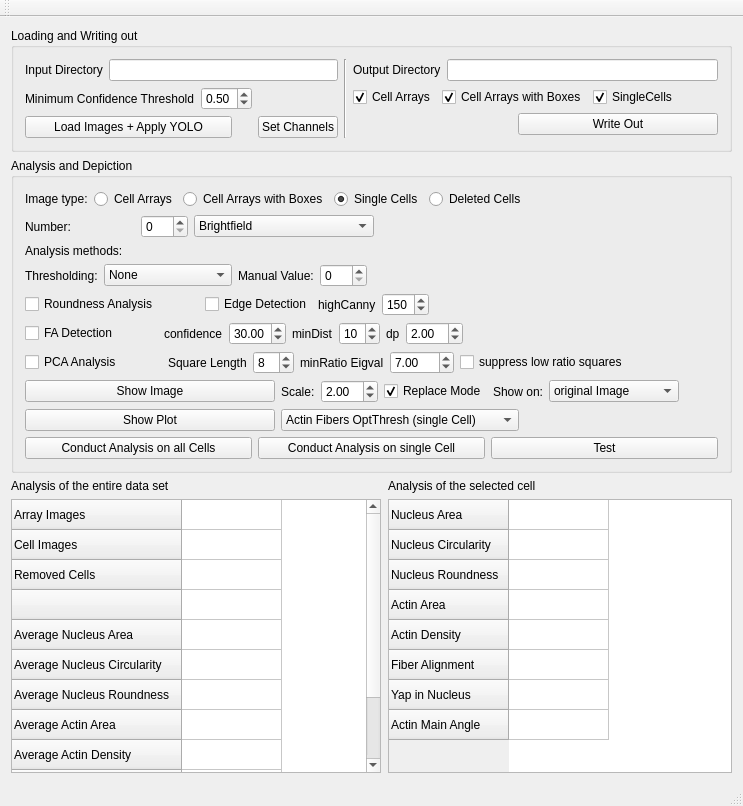
First picture: the form in CellForceAnalyzer/src/WindowMain.ui, repository Kinbischi/CellForceAnalyzer, before the edit.
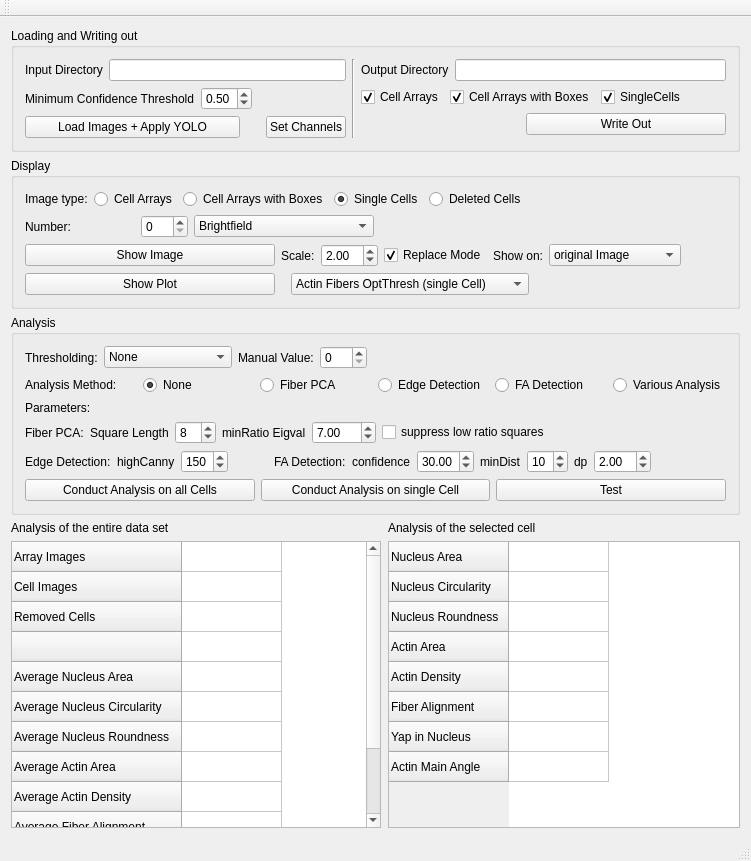
Second picture: the form after the edit.

The edit to the form file:
```diff
--- a/CellForceAnalyzer/src/WindowMain.ui
+++ b/CellForceAnalyzer/src/WindowMain.ui
@@ -6,8 +6,8 @@
    <rect>
     <x>0</x>
     <y>0</y>
-    <width>743</width>
-    <height>806</height>
+    <width>751</width>
+    <height>861</height>
    </rect>
   </property>
   <property name="sizePolicy">
@@ -22,8 +22,6 @@
   <widget class="QWidget" name="centralWidget">
    <layout class="QVBoxLayout" name="verticalLayout">
     <item>
-     <layout class="QHBoxLayout" name="horizontalLayout_8">
-      <item>
        <widget class="QGroupBox" name="groupBox">
         <property name="title">
          <string>Loading and Writing out</string>
@@ -250,8 +248,6 @@
         </layout>
        </widget>
       </item>
-     </layout>
-    </item>
     <item>
      <widget class="QGroupBox" name="groupBox_2">
       <property name="sizePolicy">
@@ -261,15 +257,10 @@
        </sizepolicy>
       </property>
       <property name="title">
-       <string>Analysis and Depiction</string>
+       <string>Display</string>
       </property>
       <layout class="QVBoxLayout" name="verticalLayout_6">
        <item>
-        <layout class="QVBoxLayout" name="verticalLayout_3">
-         <property name="sizeConstraint">
-          <enum>QLayout::SetDefaultConstraint</enum>
-         </property>
-         <item>
           <layout class="QHBoxLayout" name="horizontalLayout_7">
            <item>
             <widget class="QLabel" name="label_14">
@@ -426,12 +417,221 @@
           </layout>
          </item>
          <item>
-          <widget class="QLabel" name="label_12">
+        <layout class="QHBoxLayout" name="horizontalLayout_12">
+         <item>
+          <widget class="QPushButton" name="pushButton_showImage">
+           <property name="minimumSize">
+            <size>
+             <width>250</width>
+             <height>0</height>
+            </size>
+           </property>
            <property name="text">
-            <string>Analysis methods:</string>
+            <string>Show Image</string>
            </property>
           </widget>
          </item>
+         <item>
+          <widget class="QLabel" name="label_6">
+           <property name="text">
+            <string>Scale:</string>
+           </property>
+          </widget>
+         </item>
+         <item>
+          <widget class="QDoubleSpinBox" name="doubleSpinBox_scale">
+           <property name="minimum">
+            <double>-1.000000000000000</double>
+           </property>
+           <property name="maximum">
+            <double>10.000000000000000</double>
+           </property>
+           <property name="value">
+            <double>2.000000000000000</double>
+           </property>
+          </widget>
+         </item>
+         <item>
+          <widget class="QCheckBox" name="checkBox_replace">
+           <property name="text">
+            <string>Replace Mode</string>
+           </property>
+           <property name="checked">
+            <bool>true</bool>
+           </property>
+          </widget>
+         </item>
+         <item>
+          <widget class="QLabel" name="label_15">
+           <property name="text">
+            <string>Show on:</string>
+           </property>
+          </widget>
+         </item>
+         <item>
+          <widget class="QComboBox" name="comboBox_display">
+           <property name="minimumSize">
+            <size>
+             <width>130</width>
+             <height>0</height>
+            </size>
+           </property>
+           <item>
+            <property name="text">
+             <string>original Image</string>
+            </property>
+           </item>
+           <item>
+            <property name="text">
+             <string>thresholded Image</string>
+            </property>
+           </item>
+          </widget>
+         </item>
+         <item>
+          <spacer name="horizontalSpacer_8">
+           <property name="orientation">
+            <enum>Qt::Horizontal</enum>
+           </property>
+           <property name="sizeHint" stdset="0">
+            <size>
+             <width>40</width>
+             <height>20</height>
+            </size>
+           </property>
+          </spacer>
+         </item>
+        </layout>
+       </item>
+       <item>
+        <layout class="QHBoxLayout" name="horizontalLayout_14">
+         <property name="bottomMargin">
+          <number>0</number>
+         </property>
+         <item>
+          <widget class="QPushButton" name="pushButton_showPlot">
+           <property name="minimumSize">
+            <size>
+             <width>250</width>
+             <height>0</height>
+            </size>
+           </property>
+           <property name="text">
+            <string>Show Plot</string>
+           </property>
+          </widget>
+         </item>
+         <item>
+          <spacer name="horizontalSpacer_4">
+           <property name="orientation">
+            <enum>Qt::Horizontal</enum>
+           </property>
+           <property name="sizeType">
+            <enum>QSizePolicy::Fixed</enum>
+           </property>
+           <property name="sizeHint" stdset="0">
+            <size>
+             <width>10</width>
+             <height>20</height>
+            </size>
+           </property>
+          </spacer>
+         </item>
+         <item>
+          <widget class="QComboBox" name="comboBox_showPlot">
+           <property name="minimumSize">
+            <size>
+             <width>160</width>
+             <height>0</height>
+            </size>
+           </property>
+           <item>
+            <property name="text">
+             <string>Actin Fibers OptThresh (single Cell)</string>
+            </property>
+           </item>
+           <item>
+            <property name="text">
+             <string>Actin Fibers Intensity (single Cell)</string>
+            </property>
+           </item>
+           <item>
+            <property name="text">
+             <string>Actin Fibers BothMethods (single Cell)</string>
+            </property>
+           </item>
+           <item>
+            <property name="text">
+             <string>Nucleus Area</string>
+            </property>
+           </item>
+           <item>
+            <property name="text">
+             <string>Nucleus Circularity</string>
+            </property>
+           </item>
+           <item>
+            <property name="text">
+             <string>Nucleus Roundness</string>
+            </property>
+           </item>
+           <item>
+            <property name="text">
+             <string>Actin Area</string>
+            </property>
+           </item>
+           <item>
+            <property name="text">
+             <string>Actin Density</string>
+            </property>
+           </item>
+           <item>
+            <property name="text">
+             <string>Actin Max Spread Distance</string>
+            </property>
+           </item>
+           <item>
+            <property name="text">
+             <string>Actin Main Angle</string>
+            </property>
+           </item>
+           <item>
+            <property name="text">
+             <string>Yap in Nucleus</string>
+            </property>
+           </item>
+          </widget>
+         </item>
+         <item>
+          <spacer name="horizontalSpacer_12">
+           <property name="orientation">
+            <enum>Qt::Horizontal</enum>
+           </property>
+           <property name="sizeHint" stdset="0">
+            <size>
+             <width>40</width>
+             <height>20</height>
+            </size>
+           </property>
+          </spacer>
+         </item>
+        </layout>
+       </item>
+      </layout>
+     </widget>
+    </item>
+    <item>
+     <widget class="QGroupBox" name="groupBox_3">
+      <property name="sizePolicy">
+       <sizepolicy hsizetype="MinimumExpanding" vsizetype="Preferred">
+        <horstretch>0</horstretch>
+        <verstretch>0</verstretch>
+       </sizepolicy>
+      </property>
+      <property name="title">
+       <string>Analysis</string>
+      </property>
+      <layout class="QVBoxLayout" name="verticalLayout_4">
          <item>
           <layout class="QHBoxLayout" name="horizontalLayout_16">
            <property name="topMargin">
@@ -498,38 +698,142 @@
           </layout>
          </item>
          <item>
-          <layout class="QHBoxLayout" name="horizontalLayout_15">
+        <layout class="QHBoxLayout" name="horizontalLayout_18">
            <item>
-            <widget class="QCheckBox" name="checkBox_roundnessAnalysis">
+          <widget class="QLabel" name="label_11">
              <property name="text">
-              <string>Roundness Analysis</string>
+            <string>Analysis Method:</string>
              </property>
             </widget>
            </item>
            <item>
-            <spacer name="horizontalSpacer_15">
-             <property name="orientation">
-              <enum>Qt::Horizontal</enum>
-             </property>
-             <property name="sizeType">
-              <enum>QSizePolicy::Fixed</enum>
-             </property>
-             <property name="sizeHint" stdset="0">
-              <size>
-               <width>40</width>
-               <height>20</height>
-              </size>
-             </property>
-            </spacer>
+          <widget class="QRadioButton" name="radioButton_None">
+           <property name="text">
+            <string>None</string>
+           </property>
+           <property name="checked">
+            <bool>true</bool>
+           </property>
+          </widget>
+         </item>
+         <item>
+          <widget class="QRadioButton" name="radioButton_fiberPCA">
+           <property name="text">
+            <string>Fiber PCA</string>
+           </property>
+           <property name="checked">
+            <bool>false</bool>
+           </property>
+          </widget>
            </item>
            <item>
-            <widget class="QCheckBox" name="checkBox_edgeDetection">
+          <widget class="QRadioButton" name="radioButton_edgeDetection">
              <property name="text">
               <string>Edge Detection</string>
              </property>
             </widget>
            </item>
            <item>
+          <widget class="QRadioButton" name="radioButton_FAdetection">
+           <property name="text">
+            <string>FA Detection</string>
+           </property>
+          </widget>
+         </item>
+         <item>
+          <widget class="QRadioButton" name="radioButton_variousAnalysis">
+           <property name="text">
+            <string>Various Analysis</string>
+           </property>
+           <property name="checked">
+            <bool>false</bool>
+           </property>
+          </widget>
+         </item>
+        </layout>
+       </item>
+       <item>
+        <widget class="QLabel" name="label_20">
+         <property name="text">
+          <string>Parameters:</string>
+         </property>
+        </widget>
+       </item>
+       <item>
+        <layout class="QHBoxLayout" name="horizontalLayout_5">
+         <item>
+          <widget class="QLabel" name="label_23">
+           <property name="text">
+            <string>Fiber PCA:</string>
+           </property>
+          </widget>
+         </item>
+         <item>
+          <widget class="QLabel" name="label_4">
+           <property name="text">
+            <string>Square Length</string>
+           </property>
+          </widget>
+         </item>
+         <item>
+          <widget class="QSpinBox" name="spinBox_squareLengthPCA">
+           <property name="value">
+            <number>8</number>
+           </property>
+          </widget>
+         </item>
+         <item>
+          <widget class="QLabel" name="label_9">
+           <property name="text">
+            <string>minRatio Eigval</string>
+           </property>
+          </widget>
+         </item>
+         <item>
+          <widget class="QDoubleSpinBox" name="doubleSpinBox_minEigValRatioPCA">
+           <property name="maximum">
+            <double>999.990000000000009</double>
+           </property>
+           <property name="singleStep">
+            <double>0.100000000000000</double>
+           </property>
+           <property name="value">
+            <double>7.000000000000000</double>
+           </property>
+          </widget>
+         </item>
+         <item>
+          <widget class="QCheckBox" name="checkBox_suppressLowEigValRatioSquares">
+           <property name="text">
+            <string>suppress low ratio squares</string>
+           </property>
+          </widget>
+         </item>
+         <item>
+          <spacer name="horizontalSpacer_2">
+           <property name="orientation">
+            <enum>Qt::Horizontal</enum>
+           </property>
+           <property name="sizeHint" stdset="0">
+            <size>
+             <width>40</width>
+             <height>20</height>
+            </size>
+           </property>
+          </spacer>
+         </item>
+        </layout>
+       </item>
+       <item>
+        <layout class="QHBoxLayout" name="horizontalLayout_10">
+         <item>
+          <widget class="QLabel" name="label_21">
+           <property name="text">
+            <string>Edge Detection:</string>
+           </property>
+          </widget>
+         </item>
+         <item>
             <widget class="QLabel" name="label_18">
              <property name="text">
               <string>highCanny</string>
@@ -547,30 +851,6 @@
             </widget>
            </item>
            <item>
-            <spacer name="horizontalSpacer_4">
-             <property name="orientation">
-              <enum>Qt::Horizontal</enum>
-             </property>
-             <property name="sizeHint" stdset="0">
-              <size>
-               <width>40</width>
-               <height>20</height>
-              </size>
-             </property>
-            </spacer>
-           </item>
-          </layout>
-         </item>
-         <item>
-          <layout class="QHBoxLayout" name="horizontalLayout_10">
-           <item>
-            <widget class="QCheckBox" name="checkBox_FAdetection">
-             <property name="text">
-              <string>FA Detection</string>
-             </property>
-            </widget>
-           </item>
-           <item>
             <spacer name="horizontalSpacer_11">
              <property name="orientation">
               <enum>Qt::Horizontal</enum>
@@ -586,6 +866,13 @@
              </property>
             </spacer>
            </item>
+         <item>
+          <widget class="QLabel" name="label_22">
+           <property name="text">
+            <string>FA Detection:</string>
+           </property>
+          </widget>
+         </item>
            <item>
             <widget class="QLabel" name="label_19">
              <property name="text">
@@ -643,272 +930,6 @@
            </item>
           </layout>
          </item>
-         <item>
-          <layout class="QHBoxLayout" name="horizontalLayout_5">
-           <item>
-            <widget class="QCheckBox" name="checkBox_pcaAnalysis">
-             <property name="text">
-              <string>PCA Analysis</string>
-             </property>
-            </widget>
-           </item>
-           <item>
-            <spacer name="horizontalSpacer_14">
-             <property name="orientation">
-              <enum>Qt::Horizontal</enum>
-             </property>
-             <property name="sizeType">
-              <enum>QSizePolicy::Fixed</enum>
-             </property>
-             <property name="sizeHint" stdset="0">
-              <size>
-               <width>40</width>
-               <height>20</height>
-              </size>
-             </property>
-            </spacer>
-           </item>
-           <item>
-            <widget class="QLabel" name="label_4">
-             <property name="text">
-              <string>Square Length</string>
-             </property>
-            </widget>
-           </item>
-           <item>
-            <widget class="QSpinBox" name="spinBox_squareLengthPCA">
-             <property name="value">
-              <number>8</number>
-             </property>
-            </widget>
-           </item>
-           <item>
-            <widget class="QLabel" name="label_9">
-             <property name="text">
-              <string>minRatio Eigval</string>
-             </property>
-            </widget>
-           </item>
-           <item>
-            <widget class="QDoubleSpinBox" name="doubleSpinBox_minEigValRatioPCA">
-             <property name="maximum">
-              <double>999.990000000000009</double>
-             </property>
-             <property name="singleStep">
-              <double>0.100000000000000</double>
-             </property>
-             <property name="value">
-              <double>7.000000000000000</double>
-             </property>
-            </widget>
-           </item>
-           <item>
-            <widget class="QCheckBox" name="checkBox_suppressLowEigValRatioSquares">
-             <property name="text">
-              <string>suppress low ratio squares</string>
-             </property>
-            </widget>
-           </item>
-           <item>
-            <spacer name="horizontalSpacer_2">
-             <property name="orientation">
-              <enum>Qt::Horizontal</enum>
-             </property>
-             <property name="sizeHint" stdset="0">
-              <size>
-               <width>40</width>
-               <height>20</height>
-              </size>
-             </property>
-            </spacer>
-           </item>
-          </layout>
-         </item>
-         <item>
-          <layout class="QHBoxLayout" name="horizontalLayout_12">
-           <item>
-            <widget class="QPushButton" name="pushButton_showImage">
-             <property name="minimumSize">
-              <size>
-               <width>250</width>
-               <height>0</height>
-              </size>
-             </property>
-             <property name="text">
-              <string>Show Image</string>
-             </property>
-            </widget>
-           </item>
-           <item>
-            <widget class="QLabel" name="label_6">
-             <property name="text">
-              <string>Scale:</string>
-             </property>
-            </widget>
-           </item>
-           <item>
-            <widget class="QDoubleSpinBox" name="doubleSpinBox_scale">
-             <property name="minimum">
-              <double>-1.000000000000000</double>
-             </property>
-             <property name="maximum">
-              <double>10.000000000000000</double>
-             </property>
-             <property name="value">
-              <double>2.000000000000000</double>
-             </property>
-            </widget>
-           </item>
-           <item>
-            <widget class="QCheckBox" name="checkBox_replace">
-             <property name="text">
-              <string>Replace Mode</string>
-             </property>
-             <property name="checked">
-              <bool>true</bool>
-             </property>
-            </widget>
-           </item>
-           <item>
-            <widget class="QLabel" name="label_15">
-             <property name="text">
-              <string>Show on:</string>
-             </property>
-            </widget>
-           </item>
-           <item>
-            <widget class="QComboBox" name="comboBox_display">
-             <property name="minimumSize">
-              <size>
-               <width>130</width>
-               <height>0</height>
-              </size>
-             </property>
-             <item>
-              <property name="text">
-               <string>original Image</string>
-              </property>
-             </item>
-             <item>
-              <property name="text">
-               <string>thresholded Image</string>
-              </property>
-             </item>
-            </widget>
-           </item>
-           <item>
-            <spacer name="horizontalSpacer_8">
-             <property name="orientation">
-              <enum>Qt::Horizontal</enum>
-             </property>
-             <property name="sizeHint" stdset="0">
-              <size>
-               <width>40</width>
-               <height>20</height>
-              </size>
-             </property>
-            </spacer>
-           </item>
-          </layout>
-         </item>
-         <item>
-          <layout class="QHBoxLayout" name="horizontalLayout_14">
-           <property name="bottomMargin">
-            <number>0</number>
-           </property>
-           <item>
-            <widget class="QPushButton" name="pushButton_showPlot">
-             <property name="minimumSize">
-              <size>
-               <width>250</width>
-               <height>0</height>
-              </size>
-             </property>
-             <property name="text">
-              <string>Show Plot</string>
-             </property>
-            </widget>
-           </item>
-           <item>
-            <widget class="QComboBox" name="comboBox_showPlot">
-             <property name="minimumSize">
-              <size>
-               <width>160</width>
-               <height>0</height>
-              </size>
-             </property>
-             <item>
-              <property name="text">
-               <string>Actin Fibers OptThresh (single Cell)</string>
-              </property>
-             </item>
-             <item>
-              <property name="text">
-               <string>Actin Fibers Intensity (single Cell)</string>
-              </property>
-             </item>
-             <item>
-              <property name="text">
-               <string>Actin Fibers BothMethods (single Cell)</string>
-              </property>
-             </item>
-             <item>
-              <property name="text">
-               <string>Nucleus Area</string>
-              </property>
-             </item>
-             <item>
-              <property name="text">
-               <string>Nucleus Circularity</string>
-              </property>
-             </item>
-             <item>
-              <property name="text">
-               <string>Nucleus Roundness</string>
-              </property>
-             </item>
-             <item>
-              <property name="text">
-               <string>Actin Area</string>
-              </property>
-             </item>
-             <item>
-              <property name="text">
-               <string>Actin Density</string>
-              </property>
-             </item>
-             <item>
-              <property name="text">
-               <string>Actin Max Spread Distance</string>
-              </property>
-             </item>
-             <item>
-              <property name="text">
-               <string>Actin Main Angle</string>
-              </property>
-             </item>
-             <item>
-              <property name="text">
-               <string>Yap in Nucleus</string>
-              </property>
-             </item>
-            </widget>
-           </item>
-           <item>
-            <spacer name="horizontalSpacer_12">
-             <property name="orientation">
-              <enum>Qt::Horizontal</enum>
-             </property>
-             <property name="sizeHint" stdset="0">
-              <size>
-               <width>40</width>
-               <height>20</height>
-              </size>
-             </property>
-            </spacer>
-           </item>
-          </layout>
-         </item>
          <item>
           <layout class="QHBoxLayout" name="horizontalLayout_17">
            <item>
@@ -935,8 +956,6 @@
           </layout>
          </item>
         </layout>
-       </item>
-      </layout>
      </widget>
     </item>
     <item>
```
Left out of the diff: 2 changed lines with no effect on the pictures. Lines whose indentation alone changed are shown as unchanged.
